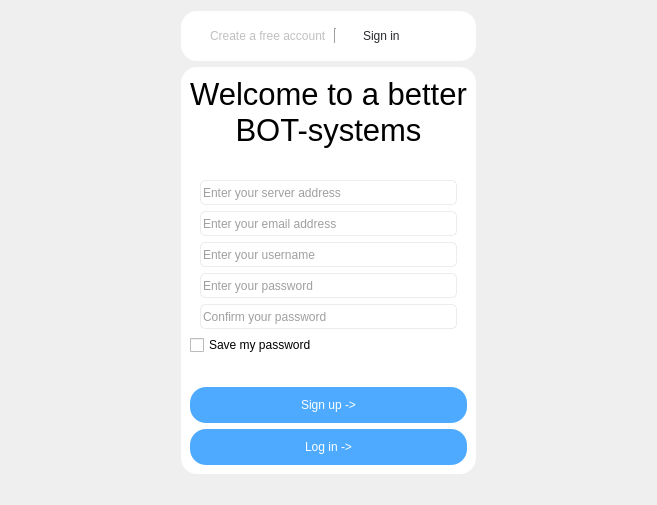
Above: simple_gram_desktop/constructor_app/widgets/login_widget.ui from cuttlesystems/simplegram before the change. Below: the same form after it.
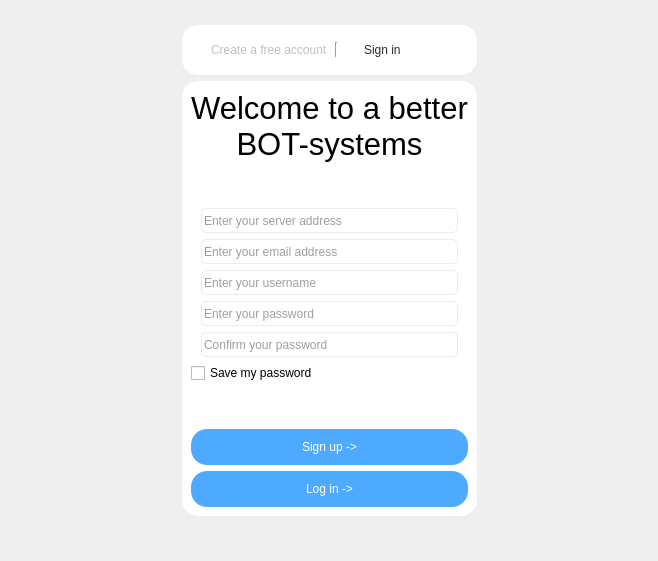
That is the form after the change.

Commit message: qt: переключение на логин после регистрации

```diff
--- a/simple_gram_desktop/constructor_app/widgets/login_widget.ui
+++ b/simple_gram_desktop/constructor_app/widgets/login_widget.ui
@@ -6,8 +6,8 @@
    <rect>
     <x>0</x>
     <y>0</y>
-    <width>657</width>
-    <height>505</height>
+    <width>658</width>
+    <height>561</height>
    </rect>
   </property>
   <property name="windowTitle">
```
The commit also changes 1 other file.
